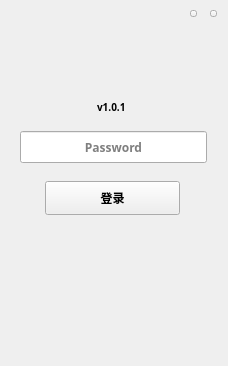
Old version of the form LNKWallet/lockpage.ui in the repository HcashOrg/hx-indicator.
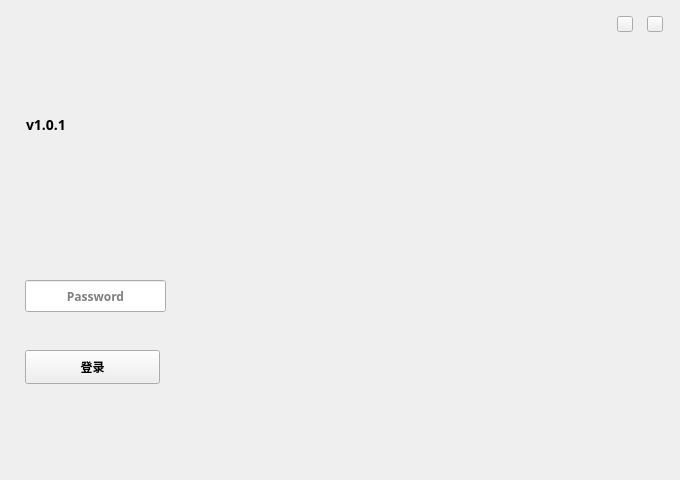
New version of the form.

Diff of the .ui file:
```diff
--- a/LNKWallet/lockpage.ui
+++ b/LNKWallet/lockpage.ui
@@ -6,8 +6,8 @@
    <rect>
     <x>0</x>
     <y>0</y>
-    <width>228</width>
-    <height>366</height>
+    <width>680</width>
+    <height>480</height>
    </rect>
   </property>
   <property name="font">
@@ -20,11 +20,30 @@
   <property name="windowTitle">
    <string>Form</string>
   </property>
+  <widget class="QToolButton" name="miniBtn">
+   <property name="geometry">
+    <rect>
+     <x>617</x>
+     <y>16</y>
+     <width>16</width>
+     <height>16</height>
+    </rect>
+   </property>
+   <property name="cursor">
+    <cursorShape>PointingHandCursor</cursorShape>
+   </property>
+   <property name="focusPolicy">
+    <enum>Qt::NoFocus</enum>
+   </property>
+   <property name="text">
+    <string/>
+   </property>
+  </widget>
   <widget class="QLabel" name="tipLabel">
    <property name="geometry">
     <rect>
-     <x>40</x>
-     <y>160</y>
+     <x>23</x>
+     <y>323</y>
      <width>200</width>
      <height>20</height>
     </rect>
@@ -47,10 +66,10 @@
   <widget class="QToolButton" name="miniBtn">
    <property name="geometry">
     <rect>
-     <x>190</x>
-     <y>10</y>
-     <width>7</width>
-     <height>7</height>
+     <x>25</x>
+     <y>350</y>
+     <width>135</width>
+     <height>34</height>
     </rect>
    </property>
    <property name="cursor">
@@ -58,6 +77,31 @@
    </property>
    <property name="focusPolicy">
     <enum>Qt::NoFocus</enum>
+   </property>
+   <property name="styleSheet">
+    <string notr="true"/>
+   </property>
+   <property name="text">
+    <string>登录</string>
+   </property>
+  </widget>
+  <widget class="QLabel" name="welcome">
+   <property name="geometry">
+    <rect>
+     <x>30</x>
+     <y>150</y>
+     <width>78</width>
+     <height>15</height>
+    </rect>
+   </property>
+   <property name="font">
+    <font>
+     <family>黑体</family>
+     <pointsize>16</pointsize>
+    </font>
+   </property>
+   <property name="styleSheet">
+    <string notr="true"/>
    </property>
    <property name="text">
     <string/>
@@ -66,10 +110,10 @@
   <widget class="QLabel" name="label_version">
    <property name="geometry">
     <rect>
-     <x>97</x>
-     <y>97</y>
+     <x>26</x>
+     <y>114</y>
      <width>80</width>
-     <height>20</height>
+     <height>21</height>
     </rect>
    </property>
    <property name="font">
@@ -78,7 +122,7 @@
     </font>
    </property>
    <property name="styleSheet">
-    <string notr="true">font-size: 10px;</string>
+    <string notr="true">font-size: 14px;</string>
    </property>
    <property name="text">
     <string>v1.0.1</string>
@@ -87,9 +131,9 @@
   <widget class="QLineEdit" name="pwdLineEdit">
    <property name="geometry">
     <rect>
-     <x>20</x>
-     <y>131</y>
-     <width>187</width>
+     <x>25</x>
+     <y>280</y>
+     <width>141</width>
      <height>32</height>
     </rect>
    </property>
@@ -120,10 +164,10 @@
   <widget class="QToolButton" name="closeBtn">
    <property name="geometry">
     <rect>
-     <x>210</x>
-     <y>10</y>
-     <width>7</width>
-     <height>7</height>
+     <x>647</x>
+     <y>16</y>
+     <width>16</width>
+     <height>16</height>
     </rect>
    </property>
    <property name="cursor">
@@ -136,50 +180,6 @@
     <string/>
    </property>
   </widget>
-  <widget class="QToolButton" name="enterBtn">
-   <property name="geometry">
-    <rect>
-     <x>45</x>
-     <y>181</y>
-     <width>135</width>
-     <height>34</height>
-    </rect>
-   </property>
-   <property name="cursor">
-    <cursorShape>PointingHandCursor</cursorShape>
-   </property>
-   <property name="focusPolicy">
-    <enum>Qt::NoFocus</enum>
-   </property>
-   <property name="styleSheet">
-    <string notr="true"/>
-   </property>
-   <property name="text">
-    <string>登录</string>
-   </property>
-  </widget>
-  <widget class="QLabel" name="welcome">
-   <property name="geometry">
-    <rect>
-     <x>72</x>
-     <y>82</y>
-     <width>78</width>
-     <height>15</height>
-    </rect>
-   </property>
-   <property name="font">
-    <font>
-     <family>黑体</family>
-     <pointsize>16</pointsize>
-    </font>
-   </property>
-   <property name="styleSheet">
-    <string notr="true"/>
-   </property>
-   <property name="text">
-    <string/>
-   </property>
-  </widget>
  </widget>
  <resources/>
  <connections/>
```
Left out of the diff: 2 changed lines with no effect on the pictures.
